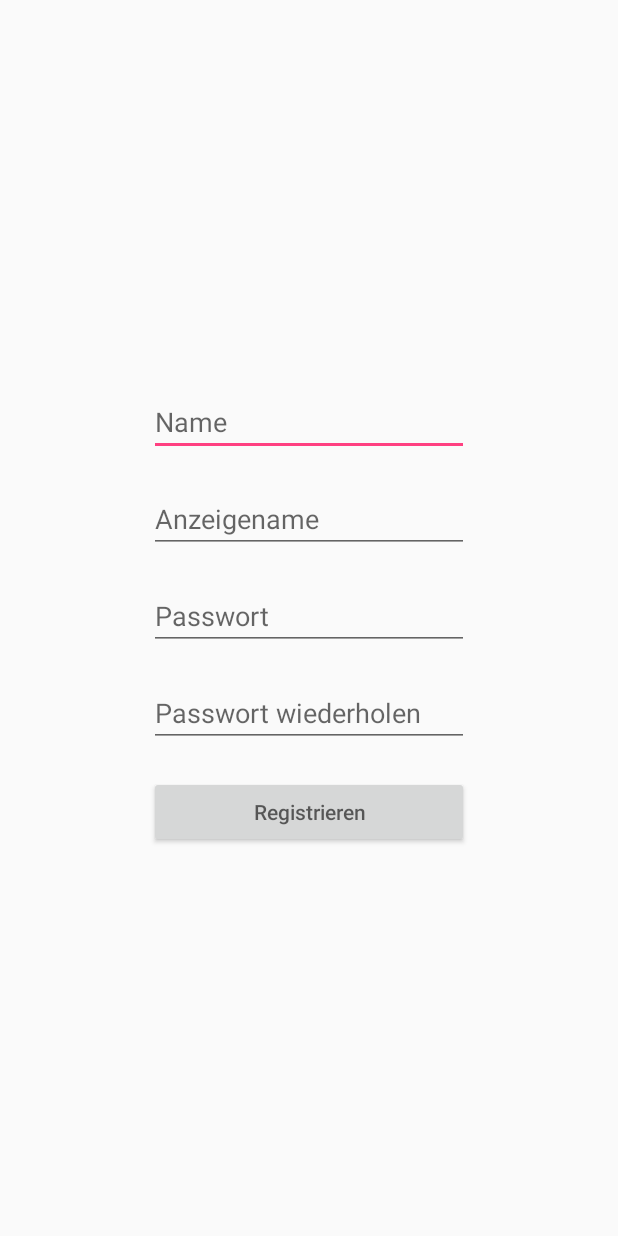
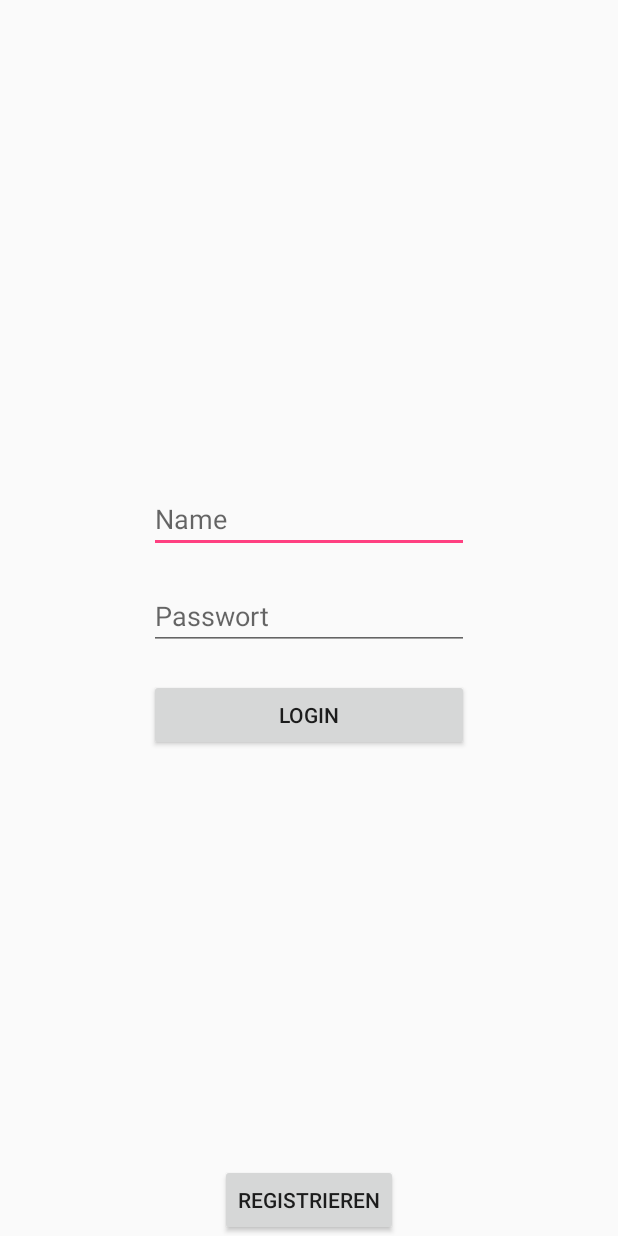
Before and after one commit to elen-niedermeyer/QuizArena, an Android app: the screen it shows after launch (RegisterActivity before the commit, LoginActivity after it), on a phone screen of 412 x 824 dp. Run offline under Robolectric (Android 15) with nearby library versions, the phone set to English and light mode, and no system bars; libraries missing offline, so code that uses them is left out: org.jetbrains.anko.

Commit message:
add login activity

```diff
--- /dev/null
+++ b/app/src/main/java/com/quizarena/authorization/login/LoginActivity.kt
@@ -0,0 +1,111 @@
+package com.quizarena.authorization.login
+
+import android.content.Intent
+import android.os.Bundle
+import android.support.v7.app.AppCompatActivity
+import com.quizarena.R
+import com.quizarena.authorization.CredentialPersistence
+import com.quizarena.authorization.register.RegisterActivity
+import com.quizarena.menu.MainMenuActivity
+import kotlinx.android.synthetic.main.activity_login.*
+import org.jetbrains.anko.alert
+
+class LoginActivity : AppCompatActivity() {
+
+    override fun onCreate(savedInstanceState: Bundle?) {
+        super.onCreate(savedInstanceState)
+
+        // load saved user credentials
+        val creds = CredentialPersistence(this@LoginActivity).loadCredentials()
+
+        val api = LoginApi()
+        // try to authenticate user with loaded credentials
+        val wasSuccessfulWithSavedCredentials = api.executeLoginRequest(this@LoginActivity, creds.accountName, creds.password)
+
+        if (wasSuccessfulWithSavedCredentials) {
+            // user credentials are correct
+            // continue to main menu
+            startActivity(Intent(this@LoginActivity, MainMenuActivity::class.java))
+
+        } else {
+            // couldn't load correct credentials
+            // load login screen now
+
+            setContentView(R.layout.activity_login)
+
+            activity_login_button_confirm.setOnClickListener {
+                if (validateAccountName() && validatePassword()) {
+                    // name and passwort are valid
+
+                    // extract input value
+                    val name = activity_login_account_name.text.toString()
+                    val password = activity_login_password.text.toString()
+
+                    // try to authenticate user
+                    val wasSuccessful = api.executeLoginRequest(this@LoginActivity, name, password)
+
+                    if (wasSuccessful) {
+                        // user credentials are correct
+                        // save credentials and start main menu
+                        CredentialPersistence(this@LoginActivity).saveCredentials(name, password)
+                        startActivity(Intent(this@LoginActivity, MainMenuActivity::class.java))
+
+                    } else {
+                        // authenticate user failed
+                        // show an error message
+                        alert {
+                            title = getString(R.string.error)
+                            message(api.state)
+                            positiveButton(getString(R.string.ok)) { }
+                        }.show()
+                    }
+                }
+            }
+
+            // change to register activity if the responding button is clicked
+            activity_login_button_register.setOnClickListener { startActivity(Intent(this@LoginActivity, RegisterActivity::class.java)) }
+        }
+
+    }
+
+    /**
+     * Checks if the account name is not empty.
+     * If it's empty, displays a message.
+     *
+     * @return true if the account name is correct, false otherwise
+     */
+    private fun validateAccountName(): Boolean {
+        if (activity_login_account_name.text.isEmpty()) {
+            activity_login_error_name.text = getString(R.string.login_error_no_name)
+
+            return false
+        }
+
+        // everything correct
+        // remove messages
+        activity_login_error_name.text = null
+
+        return true
+    }
+
+    /**
+     * Checks if the password is not empty.
+     * If it's empty, displays a message.
+     *
+     * @return true if the password is correct, false otherwise
+     */
+    private fun validatePassword(): Boolean {
+        if (activity_login_password.text.isEmpty()) {
+            activity_login_error_password.text = getString(R.string.login_error_no_password)
+
+            return false
+        }
+
+        // everything correct
+        // remove messages
+        activity_login_error_password.text = null
+
+        return true
+    }
+
+}
--- /dev/null
+++ b/app/src/main/java/com/quizarena/authorization/login/LoginApi.kt
@@ -0,0 +1,20 @@
+package com.quizarena.authorization.login
+
+import android.content.Context
+
+class LoginApi {
+
+    var state: String = ""
+        private set
+
+    // mockup function
+    fun executeLoginRequest(context: Context, name: String, password: String): Boolean {
+        if (name == "Test") {
+            return true
+        } else {
+            state = "Es ist ein Fehler aufgetreten"
+            return false
+        }
+    }
+
+}
--- a/app/src/main/java/com/quizarena/authorization/register/RegisterApi.kt
+++ b/app/src/main/java/com/quizarena/authorization/register/RegisterApi.kt
@@ -11,7 +11,7 @@ class RegisterApi {
 
     // TODO: handle responses (errors, id not unique, success --> go to main menu)
     // TODO: set users display name
-    /*fun registerRequest(context: Context, name: String, password: String, displayName: String) : Boolean {
+    /*fun executeRegisterRequest(context: Context, name: String, password: String, displayName: String) : Boolean {
         doAsync {
             val response = khttp.post(
                     url = context.getString(R.string.baseurl) + context.getString(R.string.user_endpoint) + name,
@@ -20,7 +20,7 @@ class RegisterApi {
     }*/
 
     // Mocking Request for easier debugging
-    fun registerRequest(context: Context, name: String, password: String, displayName: String): Boolean {
+    fun executeRegisterRequest(context: Context, name: String, password: String, displayName: String): Boolean {
         if (name == "Test") {
             return true
         } else {
--- /dev/null
+++ b/app/src/main/res/layout/activity_login.xml
@@ -0,0 +1,76 @@
+<?xml version="1.0" encoding="utf-8"?>
+<android.support.constraint.ConstraintLayout xmlns:android="http://schemas.android.com/apk/res/android"
+    xmlns:app="http://schemas.android.com/apk/res-auto"
+    xmlns:tools="http://schemas.android.com/tools"
+    android:layout_width="match_parent"
+    android:layout_height="match_parent"
+    tools:context="com.quizarena.authorization.login.LoginActivity">
+
+    <EditText
+        android:id="@+id/activity_login_account_name"
+        android:layout_width="wrap_content"
+        android:layout_height="wrap_content"
+        android:ems="10"
+        android:hint="@string/account_name"
+        android:singleLine="true"
+        app:layout_constraintBottom_toTopOf="@+id/activity_login_error_name"
+        app:layout_constraintEnd_toEndOf="parent"
+        app:layout_constraintHorizontal_bias="0.5"
+        app:layout_constraintStart_toStartOf="parent"
+        app:layout_constraintTop_toTopOf="parent"
+        app:layout_constraintVertical_chainStyle="packed" />
+
+    <TextView
+        android:id="@+id/activity_login_error_name"
+        style="@style/error_text"
+        android:layout_width="0dp"
+        android:layout_height="wrap_content"
+        app:layout_constraintBottom_toTopOf="@+id/activity_login_password"
+        app:layout_constraintEnd_toEndOf="@+id/activity_login_account_name"
+        app:layout_constraintStart_toStartOf="@+id/activity_login_account_name"
+        app:layout_constraintTop_toBottomOf="@+id/activity_login_account_name"
+        app:layout_constraintVertical_chainStyle="spread" />
+
+    <EditText
+        android:id="@+id/activity_login_password"
+        android:layout_width="0dp"
+        android:layout_height="wrap_content"
+        android:hint="@string/password"
+        android:inputType="textPassword"
+        app:layout_constraintBottom_toTopOf="@+id/activity_login_error_password"
+        app:layout_constraintEnd_toEndOf="@+id/activity_login_error_name"
+        app:layout_constraintStart_toStartOf="@+id/activity_login_error_name"
+        app:layout_constraintTop_toBottomOf="@+id/activity_login_error_name" />
+
+    <TextView
+        android:id="@+id/activity_login_error_password"
+        style="@style/error_text"
+        android:layout_width="0dp"
+        android:layout_height="wrap_content"
+        app:layout_constraintBottom_toTopOf="@+id/activity_login_button_confirm"
+        app:layout_constraintEnd_toEndOf="@+id/activity_login_password"
+        app:layout_constraintStart_toStartOf="@+id/activity_login_password"
+        app:layout_constraintTop_toBottomOf="@+id/activity_login_password" />
+
+    <Button
+        android:id="@+id/activity_login_button_confirm"
+        style="@style/button"
+        android:layout_width="0dp"
+        android:layout_height="wrap_content"
+        android:text="@string/login"
+        app:layout_constraintBottom_toBottomOf="parent"
+        app:layout_constraintEnd_toEndOf="@+id/activity_login_error_password"
+        app:layout_constraintStart_toStartOf="@+id/activity_login_error_password"
+        app:layout_constraintTop_toBottomOf="@+id/activity_login_error_password" />
+
+    <Button
+        android:id="@+id/activity_login_button_register"
+        style="@style/button"
+        android:layout_width="wrap_content"
+        android:layout_height="wrap_content"
+        android:text="@string/register"
+        app:layout_constraintBottom_toBottomOf="parent"
+        app:layout_constraintEnd_toEndOf="parent"
+        app:layout_constraintStart_toStartOf="parent" />
+
+</android.support.constraint.ConstraintLayout>
--- a/app/src/main/res/values/strings.xml
+++ b/app/src/main/res/values/strings.xml
@@ -33,9 +33,13 @@
     <string name="password_confirm">Passwort wiederholen</string>
     <string name="register">Registrieren</string>
     <string name="login">Login</string>
-    <string name="account_error_no_name">Lege einen Accountnamen fest</string>
-    <string name="account_error_no_password">Lege ein Passwort fest</string>
-    <string name="account_error_passwords_different">Passwörter sind nicht identisch</string>
+    <!-- register errors -->
+    <string name="register_error_no_name">Lege einen Accountnamen fest</string>
+    <string name="register_error_no_password">Lege ein Passwort fest</string>
+    <string name="register_error_passwords_different">Passwörter sind nicht identisch</string>
+    <!-- login errors -->
+    <string name="login_error_no_name">Gib einen Accountnamen ein</string>
+    <string name="login_error_no_password">Gib ein Passwort ein</string>
 
     <!-- preferences -->
     <string name="pref_credentials_file">com.quizarena.credentials</string>
```
Also changed, not shown: app/src/main/AndroidManifest.xml (+12 -9 lines), app/src/main/java/com/quizarena/authorization/register/RegisterActivity.kt (+8 -4 lines), app/src/main/res/layout/activity_register.xml (+11 -2 lines).
